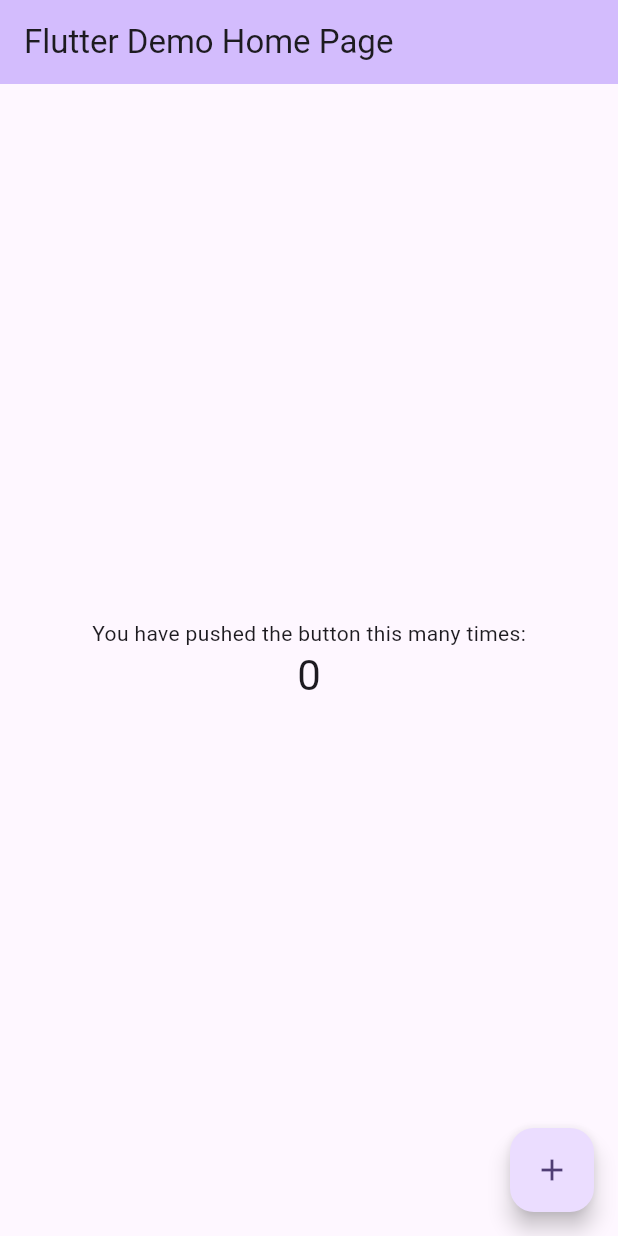
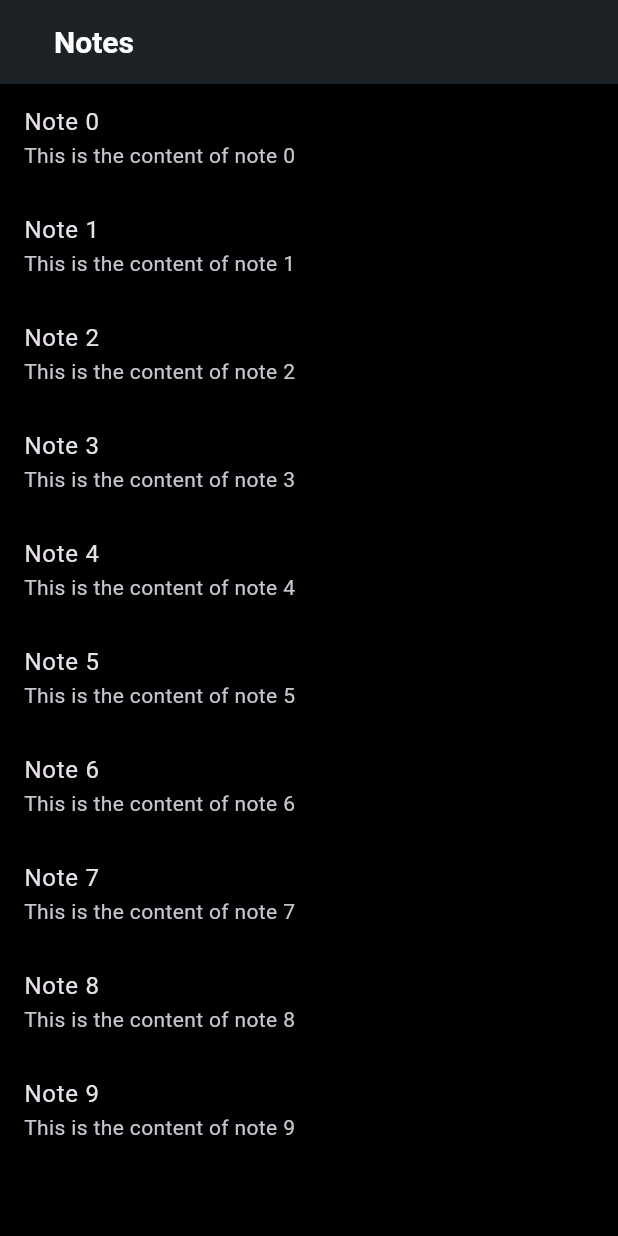
Before and after one commit to eng-ahmed-younis/NotePad, a Flutter app: the screen it shows after launch, on a phone screen of 412 x 824 dp. Run offline on Flutter 3.47's test engine with Material 3 defaults, Android fonts, the phone set to English and light mode, and no system bars; our stand-ins replace firebase_core; accounts and stored records are empty.

Commit message:
add custome app bar

```diff
--- /dev/null
+++ b/lib/components/custome_app_bar.dart
@@ -0,0 +1,42 @@
+import 'package:flutter/material.dart';
+
+class CustomeAppBar extends StatelessWidget {
+  final String title;
+  final List<Widget> actions;
+
+  CustomeAppBar({required this.title, this.actions = const []});
+
+  @override
+  Widget build(BuildContext context) {
+    return PreferredSize(
+      preferredSize: Size.fromHeight(
+        60.0,
+      ), // Set the desired height of the AppBar
+      child: AppBar(
+        backgroundColor: const Color.fromARGB(
+          255,
+          28,
+          34,
+          38,
+        ), // You can change the background color if needed
+        title: Padding(
+          padding: const EdgeInsets.only(
+            left: 20.0,
+          ), // Add a margin of 20 pixels on the left
+          child: Align(
+            alignment: Alignment.centerLeft, // Align the title to the left
+            child: Text(
+              title,
+              style: TextStyle(
+                fontSize: 20,
+                fontWeight: FontWeight.bold,
+                color: Colors.white,
+              ),
+            ),
+          ),
+        ),
+        actions: actions, // Add any custom action buttons or icons here
+      ),
+    );
+  }
+}
--- a/lib/main.dart
+++ b/lib/main.dart
@@ -1,122 +1,20 @@
 import 'package:flutter/material.dart';
+import 'package:note_app/theme/app_theme.dart';
+import 'package:note_app/screens/notes_screen.dart';
 
 void main() {
-  runApp(const MyApp());
+  runApp(NotesApp());
 }
 
-class MyApp extends StatelessWidget {
-  const MyApp({super.key});
+class NotesApp extends StatelessWidget {
+  NotesApp({Key? key}) : super(key: key);
 
-  // This widget is the root of your application.
   @override
   Widget build(BuildContext context) {
     return MaterialApp(
-      title: 'Flutter Demo',
-      theme: ThemeData(
-        // This is the theme of your application.
-        //
-        // TRY THIS: Try running your application with "flutter run". You'll see
-        // the application has a purple toolbar. Then, without quitting the app,
-        // try changing the seedColor in the colorScheme below to Colors.green
-        // and then invoke "hot reload" (save your changes or press the "hot
-        // reload" button in a Flutter-supported IDE, or press "r" if you used
-        // the command line to start the app).
-        //
-        // Notice that the counter didn't reset back to zero; the application
-        // state is not lost during the reload. To reset the state, use hot
-        // restart instead.
-        //
-        // This works for code too, not just values: Most code changes can be
-        // tested with just a hot reload.
-        colorScheme: ColorScheme.fromSeed(seedColor: Colors.deepPurple),
-      ),
-      home: const MyHomePage(title: 'Flutter Demo Home Page'),
+      title: 'Notes App',
+      theme: AppTheme.darkTheme,
+      home: NotesScreen(),
     );
   }
 }
-
-class MyHomePage extends StatefulWidget {
-  const MyHomePage({super.key, required this.title});
-
-  // This widget is the home page of your application. It is stateful, meaning
-  // that it has a State object (defined below) that contains fields that affect
-  // how it looks.
-
-  // This class is the configuration for the state. It holds the values (in this
-  // case the title) provided by the parent (in this case the App widget) and
-  // used by the build method of the State. Fields in a Widget subclass are
-  // always marked "final".
-
-  final String title;
-
-  @override
-  State<MyHomePage> createState() => _MyHomePageState();
-}
-
-class _MyHomePageState extends State<MyHomePage> {
-  int _counter = 0;
-
-  void _incrementCounter() {
-    setState(() {
-      // This call to setState tells the Flutter framework that something has
-      // changed in this State, which causes it to rerun the build method below
-      // so that the display can reflect the updated values. If we changed
-      // _counter without calling setState(), then the build method would not be
-      // called again, and so nothing would appear to happen.
-      _counter++;
-    });
-  }
-
-  @override
-  Widget build(BuildContext context) {
-    // This method is rerun every time setState is called, for instance as done
-    // by the _incrementCounter method above.
-    //
-    // The Flutter framework has been optimized to make rerunning build methods
-    // fast, so that you can just rebuild anything that needs updating rather
-    // than having to individually change instances of widgets.
-    return Scaffold(
-      appBar: AppBar(
-        // TRY THIS: Try changing the color here to a specific color (to
-        // Colors.amber, perhaps?) and trigger a hot reload to see the AppBar
-        // change color while the other colors stay the same.
-        backgroundColor: Theme.of(context).colorScheme.inversePrimary,
-        // Here we take the value from the MyHomePage object that was created by
-        // the App.build method, and use it to set our appbar title.
-        title: Text(widget.title),
-      ),
-      body: Center(
-        // Center is a layout widget. It takes a single child and positions it
-        // in the middle of the parent.
-        child: Column(
-          // Column is also a layout widget. It takes a list of children and
-          // arranges them vertically. By default, it sizes itself to fit its
-          // children horizontally, and tries to be as tall as its parent.
-          //
-          // Column has various properties to control how it sizes itself and
-          // how it positions its children. Here we use mainAxisAlignment to
-          // center the children vertically; the main axis here is the vertical
-          // axis because Columns are vertical (the cross axis would be
-          // horizontal).
-          //
-          // TRY THIS: Invoke "debug painting" (choose the "Toggle Debug Paint"
-          // action in the IDE, or press "p" in the console), to see the
-          // wireframe for each widget.
-          mainAxisAlignment: MainAxisAlignment.center,
-          children: <Widget>[
-            const Text('You have pushed the button this many times:'),
-            Text(
-              '$_counter',
-              style: Theme.of(context).textTheme.headlineMedium,
-            ),
-          ],
-        ),
-      ),
-      floatingActionButton: FloatingActionButton(
-        onPressed: _incrementCounter,
-        tooltip: 'Increment',
-        child: const Icon(Icons.add),
-      ), // This trailing comma makes auto-formatting nicer for build methods.
-    );
-  }
-}
--- /dev/null
+++ b/lib/screens/notes_screen.dart
@@ -0,0 +1,31 @@
+import 'package:flutter/material.dart';
+import 'package:note_app/components/custome_app_bar.dart';
+
+class NotesScreen extends StatelessWidget {
+  const NotesScreen({Key? key}) : super(key: key);
+
+  @override
+  Widget build(BuildContext context) {
+    return Scaffold(
+      body: Column(
+        children: [
+          CustomeAppBar(title: 'Notes'),
+          Expanded(
+            child: ListView.builder(
+              itemCount: 10, // Replace with your notes count
+              itemBuilder: (context, index) {
+                return ListTile(
+                  title: Text('Note $index'),
+                  subtitle: Text('This is the content of note $index'),
+                  onTap: () {
+                    // Handle note tap
+                  },
+                );
+              },
+            ),
+          ),
+        ],
+      ),
+    );
+  }
+}
--- /dev/null
+++ b/lib/theme/app_theme.dart
@@ -0,0 +1,23 @@
+import 'package:flutter/material.dart';
+
+class AppTheme {
+  static ThemeData lightTheme = ThemeData(
+    primarySwatch: Colors.blue,
+    brightness: Brightness.light,
+    scaffoldBackgroundColor: Colors.white,
+    appBarTheme: AppBarTheme(
+      backgroundColor: Colors.blue,
+      foregroundColor: Colors.white,
+    ),
+  );
+
+  static ThemeData darkTheme = ThemeData(
+    primarySwatch: Colors.blue,
+    brightness: Brightness.dark,
+    scaffoldBackgroundColor: Colors.black,
+    appBarTheme: AppBarTheme(
+      backgroundColor: Colors.blueGrey,
+      foregroundColor: Colors.white,
+    ),
+  );
+}
```
